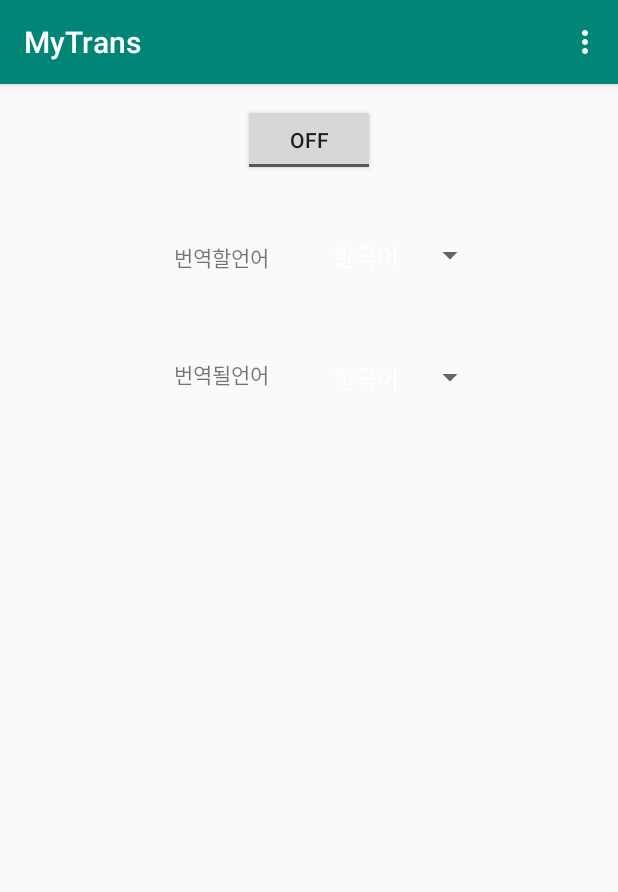
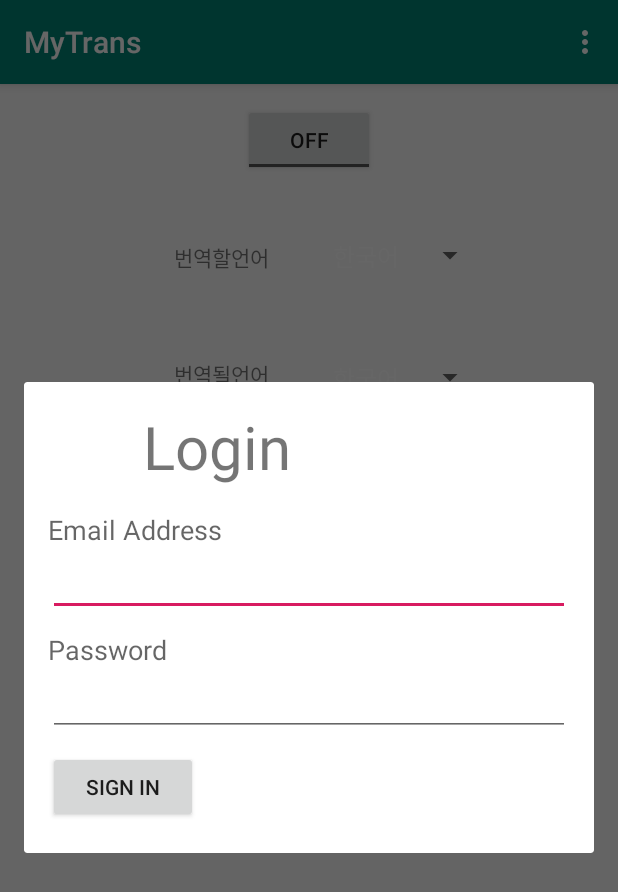
Before and after one commit to MDatabase/MyTrans, an Android app: the screen it shows after launch (MainActivity), in the options menu, after a tap on "API ID,패스워드", on a phone screen of 412 x 824 dp. Shown: the top 892 px of the screen. Run offline under Robolectric (Android 15) with nearby library versions, the phone set to English and light mode, and no system bars.

Commit message:
menu and login dialog

```diff
--- a/app/src/main/java/com/example/mytrans/MainActivity.java
+++ b/app/src/main/java/com/example/mytrans/MainActivity.java
@@ -1,5 +1,6 @@
 package com.example.mytrans;
 
+import androidx.appcompat.app.AlertDialog;
 import androidx.appcompat.app.AppCompatActivity;
 
 import android.content.Intent;
@@ -7,6 +8,7 @@
 import android.os.Build;
 import android.os.Bundle;
 import android.provider.Settings;
+import android.view.LayoutInflater;
 import android.view.Menu;
 import android.view.MenuItem;
 import android.view.View;
@@ -14,6 +16,7 @@
 import android.widget.ArrayAdapter;
 import android.widget.Button;
 import android.widget.CompoundButton;
+import android.widget.EditText;
 import android.widget.Spinner;
 import android.widget.TextView;
 import android.widget.Toast;
@@ -25,6 +28,8 @@
 
     private static final int DRAW_OVER_OTHER_APP_PERMISSION = 123;
     private Spinner tT,tbT;
+
+
     ArrayList<String> langList;
     ArrayAdapter<String> arrayAdapter;
     Button OnOffBtn;
@@ -45,17 +50,57 @@
         // Handle presses on the action bar items
         switch (item.getItemId()) {
             case R.id.ppgAPImenu:
+                show();
                 return true;
             default:
                 return super.onOptionsItemSelected(item);
         }
     }
 
+    // dialog 출력 함수
+    void show()
+    {
+        AlertDialog.Builder builder = new AlertDialog.Builder(this);
+        LayoutInflater inflater = getLayoutInflater();
+        View view = inflater.inflate(R.layout.dialog_login, null);
+        builder.setView(view);
+
+        final Button submit = (Button) view.findViewById(R.id.buttonSubmit);
+        final EditText email = (EditText) view.findViewById(R.id.edittextEmailAddress);
+        final EditText password = (EditText) view.findViewById(R.id.edittextPassword);
+
+        final AlertDialog dialog = builder.create();
+        submit.setOnClickListener(new View.OnClickListener() {
+            public void onClick(View v) {
+                String strEmail = email.getText().toString();
+                String strPassword = password.getText().toString();
+
+                if(strEmail.equalsIgnoreCase("8keADaQNnO_KrX0nrk62")&&strPassword.equals("AbCdEfG")){
+                    Toast.makeText(getApplicationContext(), strEmail+"올바른 API 값입니다.",Toast.LENGTH_LONG).show();
+                    //Toast.makeText(getApplicationContext(), strEmail+"/"+strPassword,Toast.LENGTH_LONG).show();
+
+                }
+                else{
+                    Toast.makeText(getApplicationContext(), strEmail+"올바른 API가 아닙니다.",Toast.LENGTH_LONG).show();
+                }
+
+                dialog.dismiss();
+            }
+        });
+
+        dialog.show();
+
+    }
+
     @Override
     protected void onCreate(Bundle savedInstanceState) {
         super.onCreate(savedInstanceState);
         setContentView(R.layout.activity_main);
+
         askForSystemOverlayPermission(); // 퍼미션을 묻는 함수
+        // 버튼으로 임시
+
+
 
         ftoggle=findViewById(R.id.toggleButton);
         fBtn=findViewById(R.id.fbutton);
--- a/app/src/main/res/layout/activity_main.xml
+++ b/app/src/main/res/layout/activity_main.xml
@@ -92,4 +92,5 @@
         android:orientation="horizontal"
         app:layout_constraintGuide_begin="236dp" />
 
+
 </androidx.constraintlayout.widget.ConstraintLayout>
--- /dev/null
+++ b/app/src/main/res/layout/dialog_login.xml
@@ -0,0 +1,63 @@
+<RelativeLayout xmlns:android="http://schemas.android.com/apk/res/android"
+    android:layout_width="fill_parent"
+    android:layout_height="fill_parent"
+    android:orientation="vertical"
+    android:paddingLeft="16dp"
+    android:paddingRight="16dp"
+    android:paddingTop="16dp" >
+
+    <TextView
+        android:id="@+id/textviewLogo"
+        android:layout_width="221dp"
+        android:layout_height="54dp"
+        android:layout_centerHorizontal="true"
+        android:layout_marginBottom="16dp"
+        android:textSize="40sp"
+        android:text="Login" />
+
+    <TextView
+        android:id="@+id/textviewEmailAddress"
+        android:layout_width="wrap_content"
+        android:layout_height="wrap_content"
+        android:layout_below="@+id/textviewLogo"
+        android:text="Email Address"
+        android:textAppearance="?android:attr/textAppearanceMedium" />
+
+    <EditText
+        android:id="@+id/edittextEmailAddress"
+        android:layout_width="match_parent"
+        android:layout_height="wrap_content"
+        android:ems="10"
+        android:layout_marginBottom="10dp"
+        android:inputType="textEmailAddress"
+        android:layout_below="@+id/textviewEmailAddress">
+
+        <requestFocus />
+    </EditText>
+
+    <TextView
+        android:id="@+id/textviewPassword"
+        android:layout_width="wrap_content"
+        android:layout_height="wrap_content"
+        android:text="Password"
+        android:textAppearance="?android:attr/textAppearanceMedium"
+        android:layout_below="@+id/edittextEmailAddress" />
+
+    <EditText
+        android:id="@+id/edittextPassword"
+        android:layout_width="match_parent"
+        android:layout_height="wrap_content"
+        android:ems="10"
+        android:layout_marginBottom="10dp"
+        android:inputType="textPassword"
+        android:layout_below="@+id/textviewPassword" />
+
+    <Button
+        android:id="@+id/buttonSubmit"
+        android:layout_width="100dp"
+        android:layout_height="wrap_content"
+        android:layout_below="@+id/edittextPassword"
+        android:layout_marginBottom="20dp"
+        android:text="Sign In" />
+
+</RelativeLayout>
```
